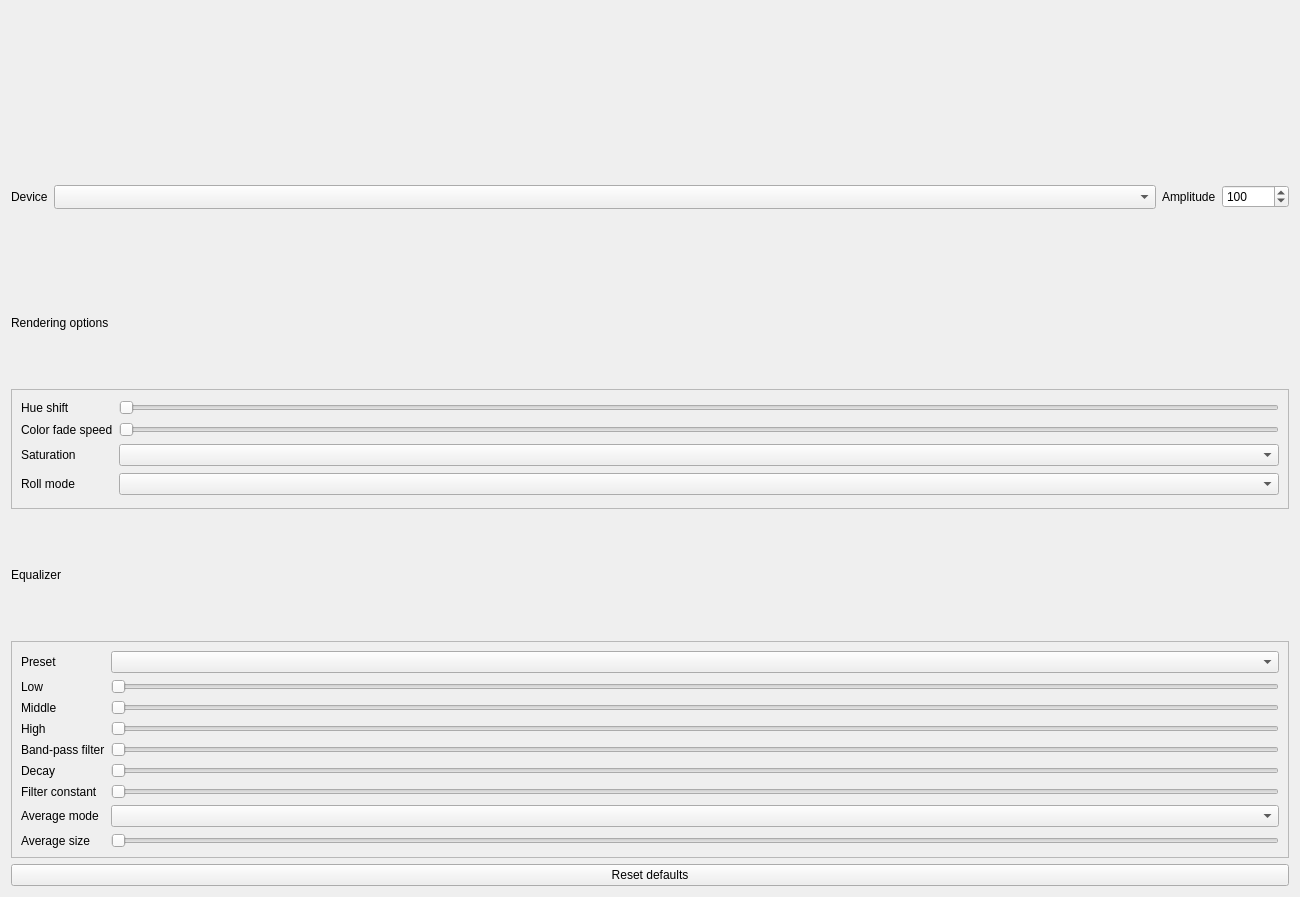
Before: the Qt Designer form Effects/AudioSync/AudioSync.ui in DLdota/OpenRGBEffectsPlugin, drawn with Qt 5.
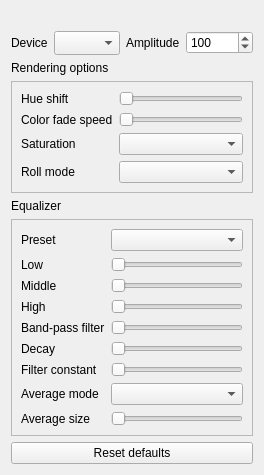
After: the same form once the commit is applied. Custom widgets are drawn as their Qt base class.

Diff of the .ui file:
```diff
--- a/Effects/AudioSync/AudioSync.ui
+++ b/Effects/AudioSync/AudioSync.ui
@@ -6,8 +6,8 @@
    <rect>
     <x>0</x>
     <y>0</y>
-    <width>1300</width>
-    <height>897</height>
+    <width>264</width>
+    <height>471</height>
    </rect>
   </property>
   <property name="windowTitle">
```
